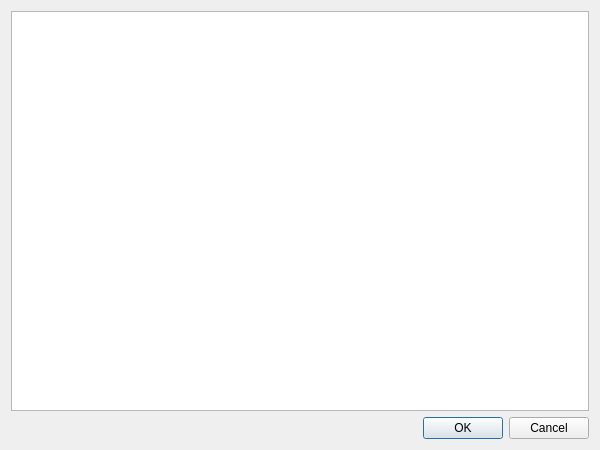
Qt form Sources/FileMolGeneratorDialog.ui (xMoad/qdalton) before a commit.
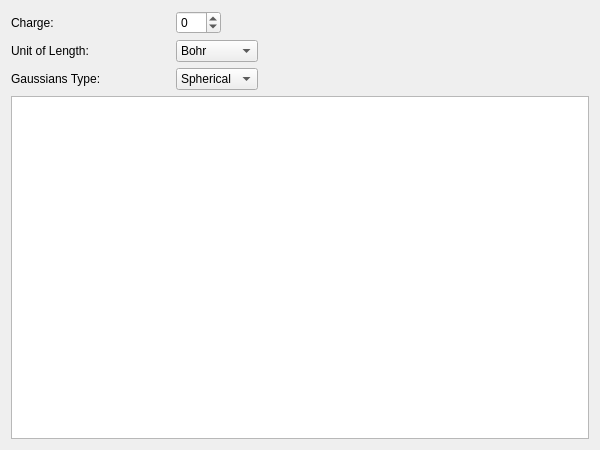
The same form after that commit.

```diff
--- a/Sources/FileMolGeneratorDialog.ui
+++ b/Sources/FileMolGeneratorDialog.ui
@@ -13,19 +13,91 @@
   <property name="windowTitle">
    <string>Dialog</string>
   </property>
-  <layout class="QGridLayout" name="gridLayout">
-   <item row="0" column="0">
-    <widget class="QTextEdit" name="textEdit"/>
+  <layout class="QGridLayout" name="gridLayout" columnstretch="0,0,0,0">
+   <item row="4" column="0" colspan="4">
+    <widget class="QTextEdit" name="textEdit">
+     <property name="lineWrapMode">
+      <enum>QTextEdit::NoWrap</enum>
+     </property>
+     <property name="readOnly">
+      <bool>true</bool>
+     </property>
+    </widget>
    </item>
    <item row="1" column="0">
-    <widget class="QDialogButtonBox" name="buttonBox">
+    <widget class="QLabel" name="labelUnitOfLength">
+     <property name="text">
+      <string>Unit of Length:</string>
+     </property>
+    </widget>
+   </item>
+   <item row="0" column="0">
+    <widget class="QLabel" name="labelCharge">
+     <property name="text">
+      <string>Charge:</string>
+     </property>
+    </widget>
+   </item>
+   <item row="2" column="0">
+    <widget class="QLabel" name="labelGaussiansType">
+     <property name="text">
+      <string>Gaussians Type:</string>
+     </property>
+    </widget>
+   </item>
+   <item row="2" column="1">
+    <widget class="QComboBox" name="comboBoxGaussiansType">
+     <item>
+      <property name="text">
+       <string>Spherical</string>
+      </property>
+     </item>
+     <item>
+      <property name="text">
+       <string>Cartesian</string>
+      </property>
+     </item>
+    </widget>
+   </item>
+   <item row="1" column="1">
+    <widget class="QComboBox" name="comboBoxUnitOfLength">
+     <item>
+      <property name="text">
+       <string>Bohr</string>
+      </property>
+     </item>
+     <item>
+      <property name="text">
+       <string>Angstrom</string>
+      </property>
+     </item>
+    </widget>
+   </item>
+   <item row="0" column="1">
+    <widget class="QSpinBox" name="spinBoxCharge">
+     <property name="sizePolicy">
+      <sizepolicy hsizetype="Fixed" vsizetype="Fixed">
+       <horstretch>0</horstretch>
+       <verstretch>0</verstretch>
+      </sizepolicy>
+     </property>
+     <property name="minimum">
+      <number>-99</number>
+     </property>
+    </widget>
+   </item>
+   <item row="1" column="2" rowspan="2" colspan="2">
+    <spacer name="horizontalSpacer">
      <property name="orientation">
       <enum>Qt::Horizontal</enum>
      </property>
-     <property name="standardButtons">
-      <set>QDialogButtonBox::Cancel|QDialogButtonBox::Ok</set>
+     <property name="sizeHint" stdset="0">
+      <size>
+       <width>40</width>
+       <height>20</height>
+      </size>
      </property>
-    </widget>
+    </spacer>
    </item>
   </layout>
  </widget>
```
Left out of the diff: 35 changed lines with no effect on the pictures.
